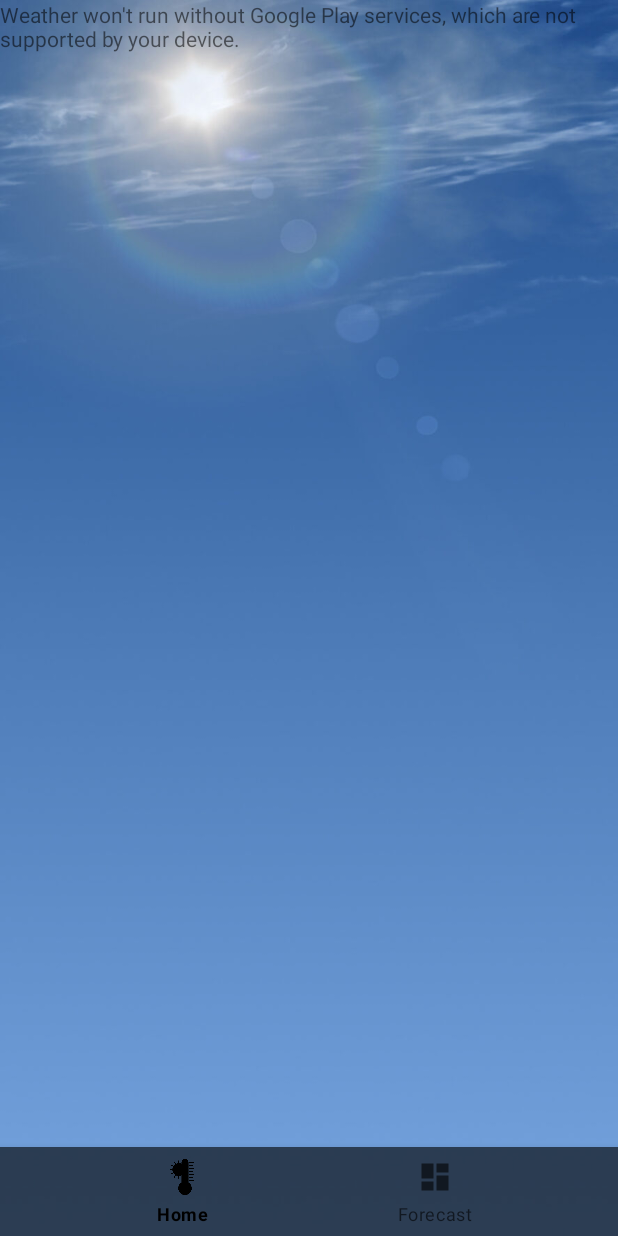
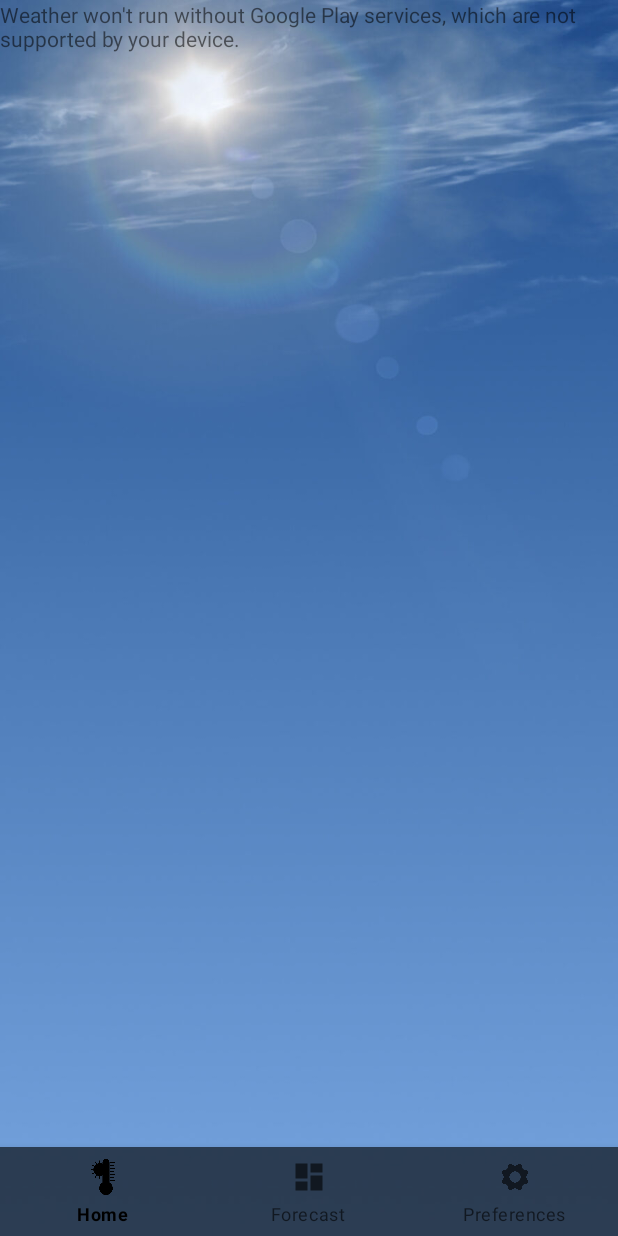
Before and after one commit to wganizo1/Weather, an Android app: the screen it shows after launch (MainActivity), on a phone screen of 412 x 824 dp. Run offline under Robolectric (Android 15) with nearby library versions, the phone set to English and light mode, and no system bars; our stand-ins replace navigation-ui.

Commit message:
Metric/Imperial Unit Preference

```diff
--- a/app/src/main/java/com/wganizo/weather/sqlite/PreferencesDatabaseHelper.kt
+++ b/app/src/main/java/com/wganizo/weather/sqlite/PreferencesDatabaseHelper.kt
@@ -6,15 +6,10 @@ import android.database.Cursor
 import android.database.sqlite.SQLiteDatabase
 import android.database.sqlite.SQLiteOpenHelper
 
-// Database constants
 private const val DATABASE_NAME = "preferences.db"
 private const val DATABASE_VERSION = 1
-
-// Table and column names
 private const val TABLE_UNITS = "units"
 private const val COLUMN_METRIC_IMPERIAL = "metric_imperial"
-
-// SQL statement to create the units table
 private const val SQL_CREATE_TABLE_UNITS = """
     CREATE TABLE $TABLE_UNITS (
         $COLUMN_METRIC_IMPERIAL TEXT DEFAULT 'metric'
@@ -27,6 +22,7 @@ class PreferencesDatabaseHelper(context: Context) :
         override fun onCreate(db: SQLiteDatabase) {
                 // Create the units table
                 db.execSQL(SQL_CREATE_TABLE_UNITS)
+                // No need to insert a default row here
         }
 
         override fun onUpgrade(db: SQLiteDatabase, oldVersion: Int, newVersion: Int) {
@@ -48,15 +44,20 @@ class PreferencesDatabaseHelper(context: Context) :
                         null
                 )
 
-                var unitPreference = "imperial" // Default value
+                var unitPreference = "metric" // Default value
                 if (cursor.moveToFirst()) {
                         unitPreference = cursor.getString(cursor.getColumnIndexOrThrow(COLUMN_METRIC_IMPERIAL))
+                } else {
+                        // Insert default row if table is empty
+                        val values = ContentValues().apply {
+                                put(COLUMN_METRIC_IMPERIAL, unitPreference)
+                        }
+                        db.insert(TABLE_UNITS, null, values)
                 }
                 cursor.close()
                 return unitPreference
         }
 
-        // Function to update the value of COLUMN_METRIC_IMPERIAL
         fun updateUnitPreference(newUnit: String): Int {
                 val db = this.writableDatabase
                 val values = ContentValues().apply {
--- a/app/src/main/java/com/wganizo/weather/ui/home/WeatherRepository.kt
+++ b/app/src/main/java/com/wganizo/weather/ui/home/WeatherRepository.kt
@@ -14,7 +14,6 @@ class WeatherRepository(context: Context) {
 
     private val dbHelper = PreferencesDatabaseHelper(context)
     private val currentUnit = dbHelper.getUnitPreference()
-    val rowsAffected = dbHelper.updateUnitPreference("imperial")
 
     init {
         val retrofit = Retrofit.Builder()
--- a/app/src/main/res/menu/bottom_nav_menu.xml
+++ b/app/src/main/res/menu/bottom_nav_menu.xml
@@ -11,5 +11,10 @@
         android:icon="@drawable/ic_dashboard_black_24dp"
         android:title="@string/title_forecast" />
 
+    <item
+        android:id="@+id/navigation_preferences"
+        android:icon="@mipmap/ic_settings"
+        android:title="@string/preferences" />
+
 
 </menu>
--- a/app/src/main/res/values/strings.xml
+++ b/app/src/main/res/values/strings.xml
@@ -4,4 +4,7 @@
     <string name="title_forecast">Forecast</string>
     <string name="title_notifications">Notifications</string>
     <string name="view_more">View More</string>
+    <string name="preferences">Preferences</string>
+    <string name="metric_selected">Metric selected</string>
+    <string name="imperial_selected">Imperial selected</string>
 </resources>
```
Also changed, not shown: app/src/main/java/com/wganizo/weather/MainActivity.kt (+41 -3 lines), app/src/main/res/mipmap-hdpi/ic_settings.png (added).
